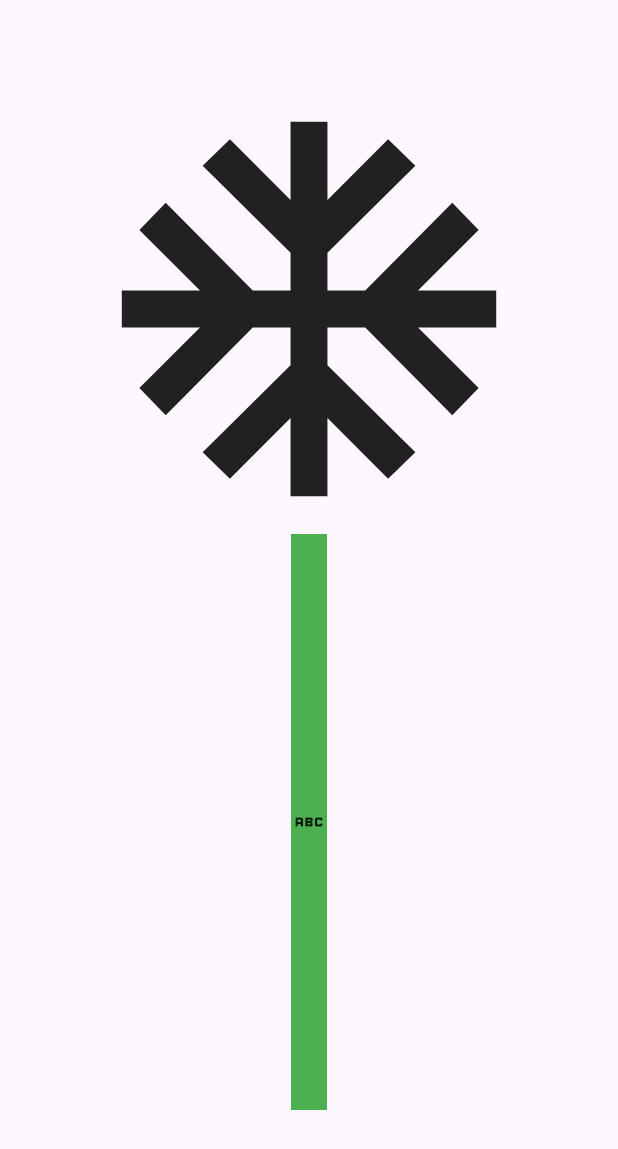
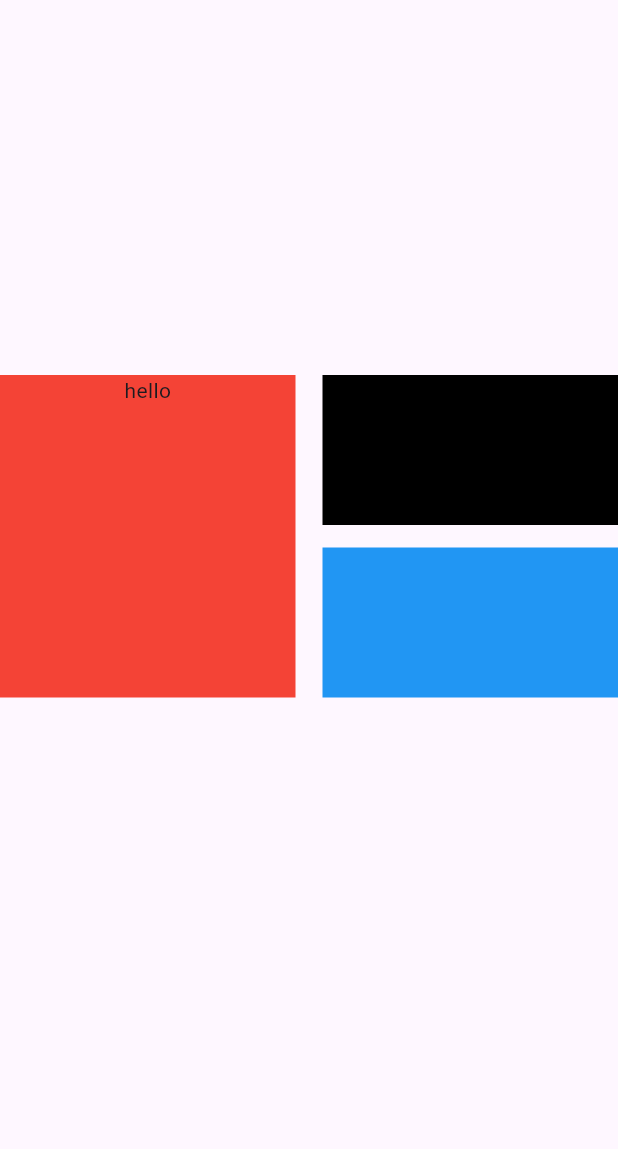
Before and after one commit to hasanhammoudah/Tools-for-crafting-responsive-UIs, a Flutter app: the screen it shows after launch, on a phone screen of 412 x 824 dp. Shown: the top 1149 px of the screen. Run offline on Flutter 3.47's test engine with Material 3 defaults, Android fonts, the phone set to English and light mode, and no system bars.

Commit message:
NEW UPDATE

```diff
--- /dev/null
+++ b/lib/Intrinsic_widgets.dart
@@ -0,0 +1,52 @@
+import 'package:flutter/material.dart';
+
+class IntrinsicWidgets extends StatelessWidget {
+  const IntrinsicWidgets({super.key});
+
+  @override
+  Widget build(BuildContext context) {
+    return SingleChildScrollView(
+      child: Column(
+        children: [
+          const SizedBox(
+            height: 250,
+          ),
+          IntrinsicHeight(
+            child: Row(
+              children: [
+                Expanded(
+                  child: Container(
+                    color: Colors.red,
+                    child: const Column(
+                      children: [Text('hello')],
+                    ),
+                  ),
+                ),
+                const SizedBox(
+                  width: 18,
+                ),
+                Expanded(
+                  child: Column(
+                    children: [
+                      Container(
+                        height: 100,
+                        color: Colors.black,
+                      ),
+                      const SizedBox(
+                        height: 15,
+                      ),
+                      Container(
+                        height: 100,
+                        color: Colors.blue,
+                      ),
+                    ],
+                  ),
+                )
+              ],
+            ),
+          )
+        ],
+      ),
+    );
+  }
+}
--- a/lib/main.dart
+++ b/lib/main.dart
@@ -1,42 +1,25 @@
 import 'package:flutter/material.dart';
+import 'package:responsive/AspectRationExample.dart';
+import 'package:responsive/Intrinsic_widgets.dart';
 
 void main() {
   runApp(const Responsive());
 }
 
-class Responsive extends StatelessWidget {
+class Responsive extends StatefulWidget {
   const Responsive({super.key});
 
   @override
+  State<Responsive> createState() => _ResponsiveState();
+}
+
+class _ResponsiveState extends State<Responsive> {
+  @override
   Widget build(BuildContext context) {
-    return MaterialApp(
+    return const MaterialApp(
+      debugShowCheckedModeBanner: false,
       home: Scaffold(
-        appBar: AppBar(),
-        body: Column(
-          children: [
-            // ignore: prefer_const_constructors
-            Flexible(
-              child: const FittedBox(
-                child: Icon(
-                  Icons.ac_unit,
-                  size: 300,
-                ),
-              ),
-            ),
-            Container(
-              color: Colors.black12,
-            ),
-            Expanded(
-              child: Container(
-                height: 150,
-                color: Colors.green,
-                child: const FittedBox(
-                    fit: BoxFit.scaleDown, child: Icon(Icons.abc)),
-              ),
-            ),
-          ],
-        ),
-
+        body: IntrinsicWidgets(),
         // This code for topic layoutBuilder
         // body: LayoutBuilder(builder: (context, constrains) {
         //   log(constrains.maxWidth.toString());
```
Also changed, not shown: lib/AspectRationExample.dart (added, +16 -0 lines), lib/fittedBox_example2.dart (added, +30 -0 lines), 1 other file.
